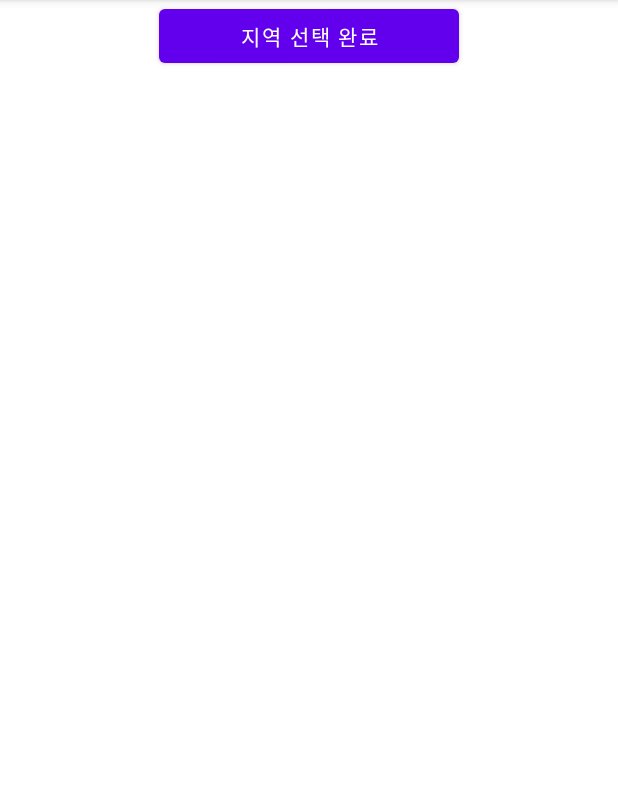
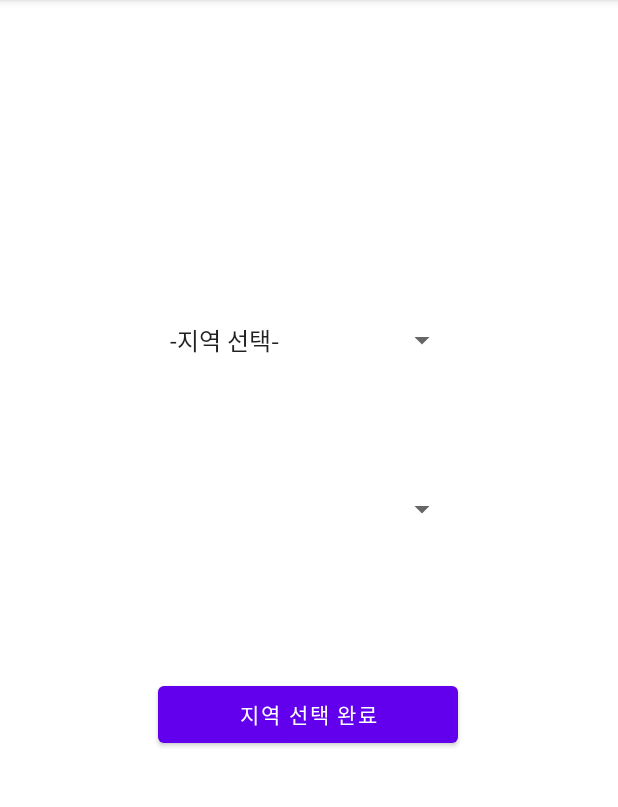
Before and after one commit to woojin0415/RestTeam, an Android app: the page2Activity screen opened directly, with no data from a screen before it, on a phone screen of 412 x 824 dp, the part 84-891 px from its top. Run offline under Robolectric (Android 15) with nearby library versions, the phone set to English and light mode, and no system bars.

Commit message:
Update : page2 Layout
page2 의 레이아웃 바꿈

```diff
--- a/SanHak/app/src/main/res/layout/page2.xml
+++ b/SanHak/app/src/main/res/layout/page2.xml
@@ -3,37 +3,48 @@
     xmlns:app="http://schemas.android.com/apk/res-auto"
     xmlns:tools="http://schemas.android.com/tools"
     android:layout_width="match_parent"
-    android:layout_height="match_parent">
+    android:layout_height="match_parent"
+    >
 
     <Spinner
         android:id="@+id/region"
-        android:layout_width="133dp"
+        android:layout_width="200dp"
         android:layout_height="33dp"
         android:text="지역 선택1"
-        tools:ignore="MissingConstraints"
-        app:layout_constraintEnd_toEndOf="parent"
-        app:layout_constraintStart_toStartOf="parent"
-        tools:layout_editor_absoluteY="139dp" />
+        app:layout_constraintBottom_toBottomOf="parent"
+        app:layout_constraintHorizontal_bias="0.497"
+        app:layout_constraintLeft_toLeftOf="parent"
+        app:layout_constraintRight_toRightOf="parent"
+
+        app:layout_constraintTop_toTopOf="parent"
+        app:layout_constraintVertical_bias="0.286" />
 
     <Spinner
         android:id="@+id/region_detail"
-        android:layout_width="133dp"
+        android:layout_width="200dp"
         android:layout_height="33dp"
         android:text="지역 선택2"
-        app:layout_constraintEnd_toEndOf="parent"
-        app:layout_constraintStart_toStartOf="parent"
-        tools:ignore="MissingConstraints"
-        tools:layout_editor_absoluteY="226dp" />
+        app:layout_constraintBottom_toBottomOf="parent"
+        app:layout_constraintHorizontal_bias="0.497"
+        app:layout_constraintLeft_toLeftOf="parent"
+        app:layout_constraintRight_toRightOf="parent"
+
+        app:layout_constraintTop_toTopOf="parent"
+        app:layout_constraintVertical_bias="0.439" />
 
     <Button
         android:id="@+id/bt"
         android:layout_width="200dp"
-        android:layout_height="wrap_content"
-        android:text = "지역 선택 완료"
+        android:layout_height="50dp"
+        android:text="지역 선택 완료"
 
-        tools:ignore="MissingConstraints"
-        app:layout_constraintEnd_toEndOf="parent"
-        app:layout_constraintStart_toStartOf="parent"
-        tools:layout_editor_absoluteY="531dp" />
+        app:layout_constraintBottom_toBottomOf="parent"
+        app:layout_constraintHorizontal_bias="0.497"
+        app:layout_constraintLeft_toLeftOf="parent"
+        app:layout_constraintRight_toRightOf="parent"
+
+        app:layout_constraintTop_toTopOf="parent"
+        app:layout_constraintVertical_bias="0.629"
+         />
 
 </androidx.constraintlayout.widget.ConstraintLayout>
```
